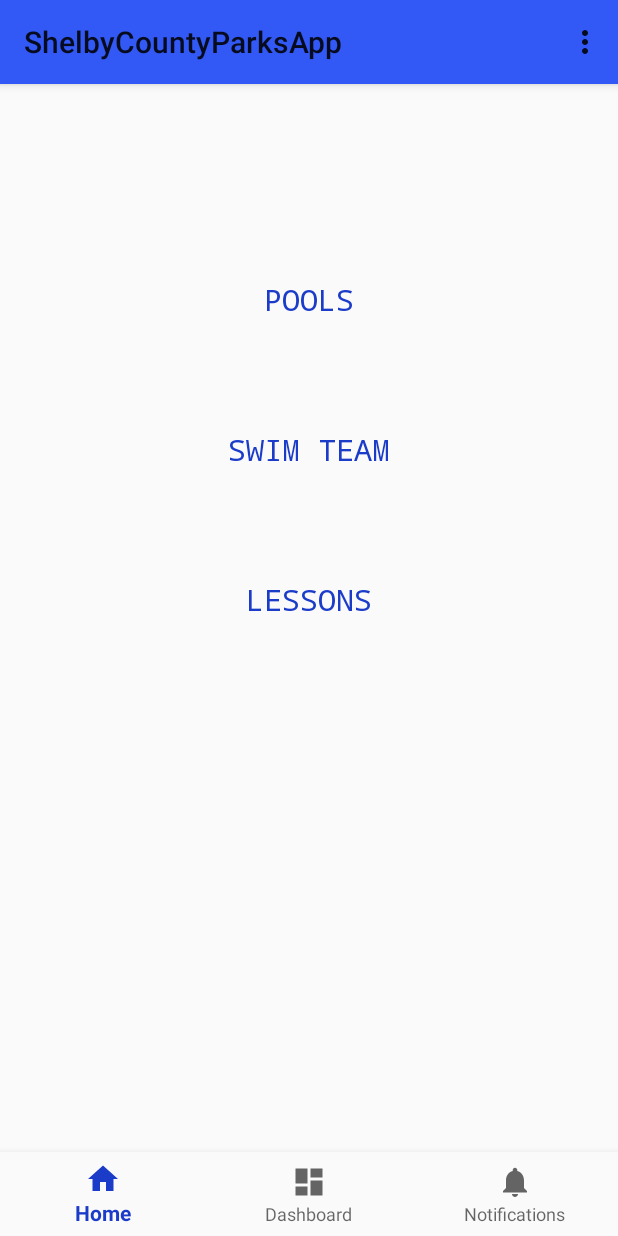
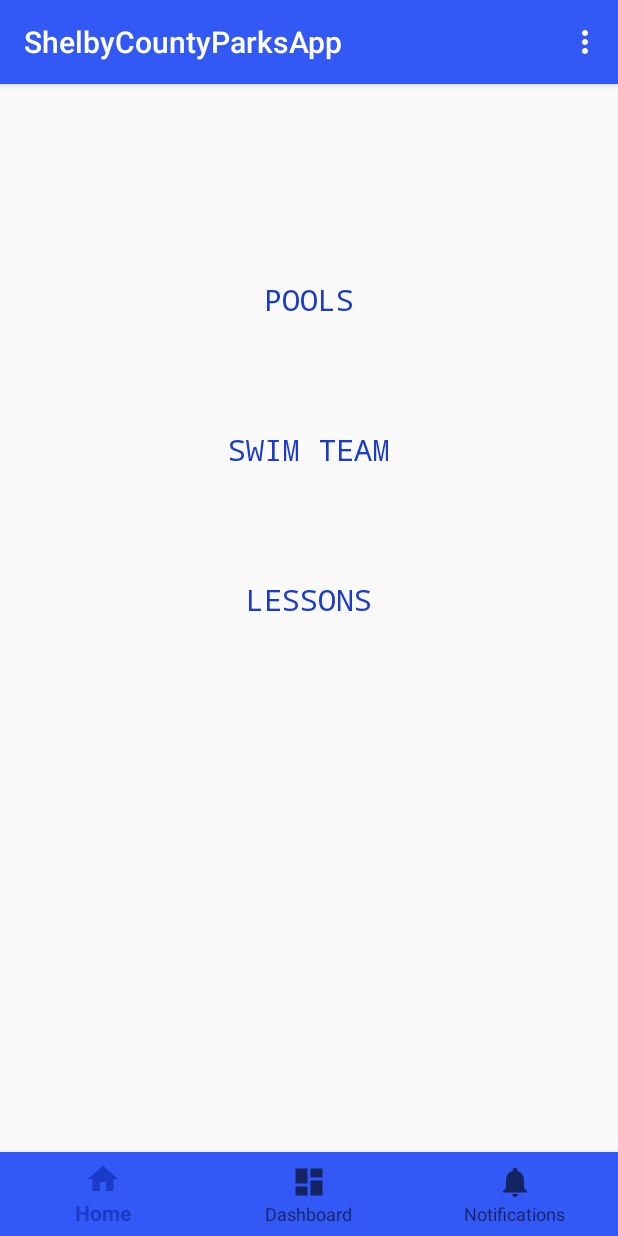
Before and after one commit to JordanRBurke/ShelbyParkAppDemo, an Android app: the screen it shows after launch (MainActivity), on a phone screen of 412 x 824 dp. Run offline under Robolectric (Android 15) with nearby library versions, the phone set to English and light mode, and no system bars; our stand-ins replace ButterKnife.

Commit message:
Mainly cosmetic changes to action bars.

```diff
--- a/app/src/main/java/com/example/jordanrburke/shelbycountyparksapp/MainActivity.java
+++ b/app/src/main/java/com/example/jordanrburke/shelbycountyparksapp/MainActivity.java
@@ -13,6 +13,7 @@ import android.widget.Button;
 import android.widget.FrameLayout;
 import android.widget.TextView;
 import android.support.v7.widget.Toolbar;
+import android.widget.Toast;
 
 import butterknife.BindView;
 import butterknife.ButterKnife;
@@ -41,6 +42,7 @@ public class MainActivity extends AppCompatActivity {
                     return true;
                 case R.id.navigation_dashboard:
                     mTextMessage.setText(R.string.title_dashboard);
+                    Toast.makeText(MainActivity.this, "Test", Toast.LENGTH_SHORT).show();
                     return true;
                 case R.id.navigation_notifications:
                     mTextMessage.setText(R.string.title_notifications);
--- /dev/null
+++ b/app/src/main/res/color/bottom_nav_color.xml
@@ -0,0 +1,5 @@
+<?xml version="1.0" encoding="utf-8"?>
+<selector xmlns:android="http://schemas.android.com/apk/res/android">
+
+
+</selector>
--- a/app/src/main/res/drawable/ic_dashboard_black_24dp.xml
+++ b/app/src/main/res/drawable/ic_dashboard_black_24dp.xml
@@ -4,6 +4,6 @@
     android:viewportHeight="24.0"
     android:viewportWidth="24.0">
     <path
-        android:fillColor="#FF000000"
+        android:fillColor="#FFF9F9F9"
         android:pathData="M3,13h8L11,3L3,3v10zM3,21h8v-6L3,15v6zM13,21h8L21,11h-8v10zM13,3v6h8L21,3h-8z" />
 </vector>
--- a/app/src/main/res/drawable/ic_home_black_24dp.xml
+++ b/app/src/main/res/drawable/ic_home_black_24dp.xml
@@ -4,6 +4,6 @@
     android:viewportHeight="24.0"
     android:viewportWidth="24.0">
     <path
-        android:fillColor="#FF000000"
+        android:fillColor="#f9f9f9"
         android:pathData="M10,20v-6h4v6h5v-8h3L12,3 2,12h3v8z" />
 </vector>
--- a/app/src/main/res/drawable/ic_notifications_black_24dp.xml
+++ b/app/src/main/res/drawable/ic_notifications_black_24dp.xml
@@ -4,6 +4,6 @@
     android:viewportHeight="24.0"
     android:viewportWidth="24.0">
     <path
-        android:fillColor="#FF000000"
+        android:fillColor="#FFF9F9F9"
         android:pathData="M12,22c1.1,0 2,-0.9 2,-2h-4c0,1.1 0.89,2 2,2zM18,16v-5c0,-3.07 -1.64,-5.64 -4.5,-6.32L13.5,4c0,-0.83 -0.67,-1.5 -1.5,-1.5s-1.5,0.67 -1.5,1.5v0.68C7.63,5.36 6,7.92 6,11v5l-2,2v1h16v-1l-2,-2z" />
 </vector>
--- a/app/src/main/res/layout/activity_main.xml
+++ b/app/src/main/res/layout/activity_main.xml
@@ -6,6 +6,8 @@
     android:layout_width="match_parent"
     android:layout_height="match_parent"
     tools:context=".MainActivity"
+
+
 
 
     >
@@ -34,11 +36,12 @@
         android:layout_height="wrap_content"
         android:layout_marginEnd="0dp"
         android:layout_marginStart="0dp"
-        android:background="?android:attr/windowBackground"
+        android:background="#3259f5"
         app:layout_constraintBottom_toBottomOf="parent"
         app:layout_constraintLeft_toLeftOf="parent"
         app:layout_constraintRight_toRightOf="parent"
-        app:menu="@menu/navigation" />
+        app:menu="@menu/navigation"
+        />
 
 
 
--- a/app/src/main/res/layout/toolbar.xml
+++ b/app/src/main/res/layout/toolbar.xml
@@ -4,7 +4,7 @@
     android:layout_height="wrap_content"
     android:background="#3259f5"
     android:elevation="4dp"
-    android:theme="@style/ThemeOverlay.AppCompat.ActionBar"
+    android:theme="@style/ThemeOverlay.AppCompat.Dark.ActionBar"
     android:popupTheme="@style/ThemeOverlay.AppCompat.Light"
 
     >
--- a/app/src/main/res/menu/navigation.xml
+++ b/app/src/main/res/menu/navigation.xml
@@ -4,16 +4,21 @@
     <item
         android:id="@+id/navigation_home"
         android:icon="@drawable/ic_home_black_24dp"
-        android:title="@string/title_home" />
+        android:title="@string/title_home"
+        android:iconTint="#f9f9f9"
+        />
 
     <item
         android:id="@+id/navigation_dashboard"
         android:icon="@drawable/ic_dashboard_black_24dp"
-        android:title="@string/title_dashboard" />
+        android:title="@string/title_dashboard"
+        android:iconTint="#f9f9f9"
+        />
 
     <item
         android:id="@+id/navigation_notifications"
         android:icon="@drawable/ic_notifications_black_24dp"
-        android:title="@string/title_notifications" />
+        android:title="@string/title_notifications"
+        android:iconTint="#f9f9f9"/>
 
 </menu>
--- a/app/src/main/res/values/colors.xml
+++ b/app/src/main/res/values/colors.xml
@@ -3,4 +3,6 @@
     <color name="colorPrimary">#3F51B5</color>
     <color name="colorPrimaryDark">#303F9F</color>
     <color name="colorAccent">#FF4081</color>
+    <color name="white">#ffffff</color>
+    <color name="whiteTwo">#f4eeee</color>
 </resources>
--- a/app/src/main/res/values/strings.xml
+++ b/app/src/main/res/values/strings.xml
@@ -6,4 +6,7 @@
 
     <!-- TODO: Remove or change this placeholder text -->
     <string name="hello_blank_fragment">Hello blank fragment</string>
+    <string name="register">Register</string>
+    <string name="profile">Profile</string>
+    <string name="search">Search</string>
 </resources>
```
Also changed, not shown: app/src/main/res/drawable-v24/home_page_background.jpg (added), app/src/main/res/drawable-v24/ocean_home_wallpaper_small.jpg (added), app/src/main/res/drawable-v24/triangle_pool_choice_hud.png (deleted), app/src/main/res/drawable-v24/water_background.jpg (renamed from app/src/main/res/drawable-v24/waterbackground.jpg), app/src/main/res/drawable/waterbackground.jpg (deleted).
